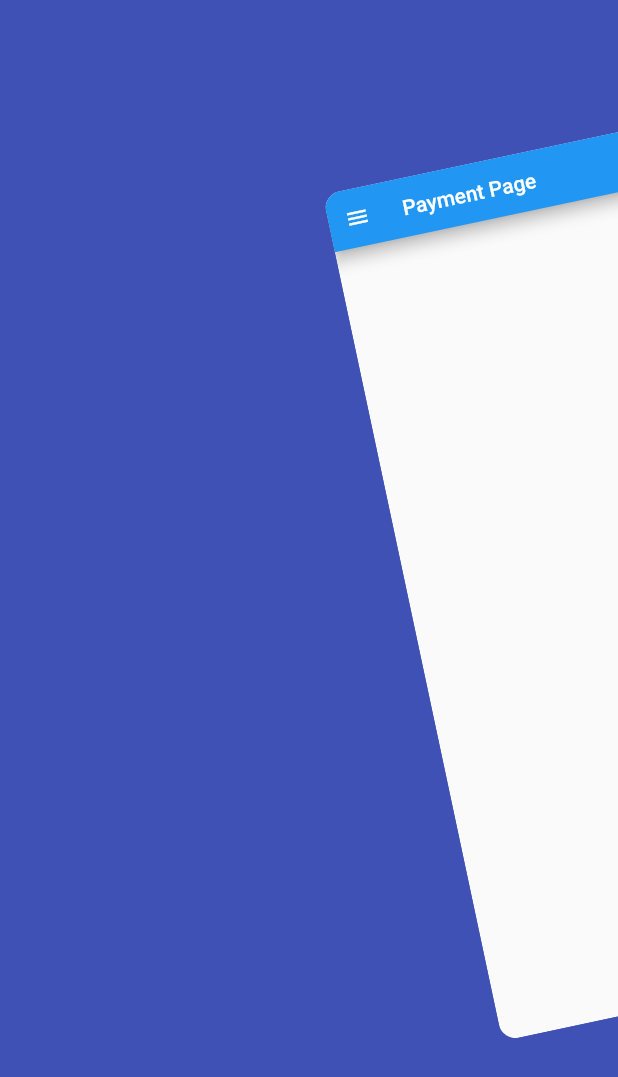
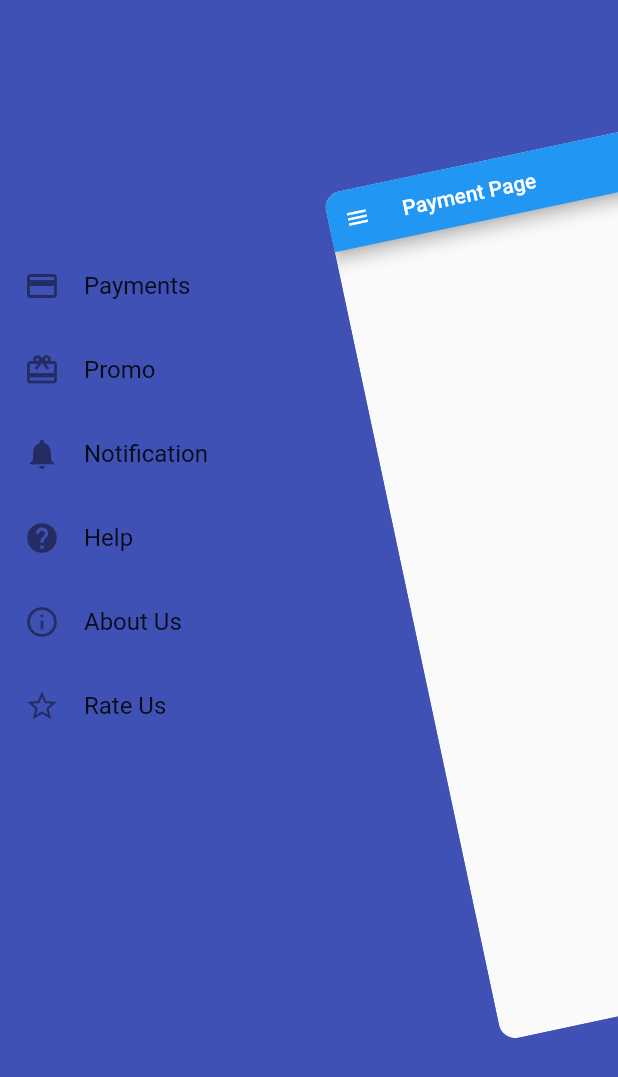
Before and after one commit to aditya263/Floating-Sidebar-Animation, a Flutter app: the screen it shows after launch, after a tap on the "menu" icon, on a phone screen of 412 x 824 dp. Shown: the top 1077 px of the screen. Run offline on Flutter 3.47's test engine with Material 2 defaults, Android fonts, the phone set to English and light mode, and no system bars; drawn by our look-alikes of flutter_zoom_drawer.

Commit message:
menu items created

```diff
--- /dev/null
+++ b/lib/ModelClass/menu_item.dart
@@ -0,0 +1,9 @@
+import 'package:flutter/cupertino.dart';
+
+class MenuItem{
+  final String title;
+  final IconData icon;
+
+  const MenuItem(this.title, this.icon);
+
+}
--- a/lib/menu_page.dart
+++ b/lib/menu_page.dart
@@ -1,8 +1,45 @@
 import 'package:flutter/material.dart';
+
+import 'ModelClass/menu_item.dart';
+
+class MenuItems {
+  static const payment = MenuItem('Payments', Icons.payment);
+  static const promos = MenuItem('Promo', Icons.card_giftcard);
+  static const notification = MenuItem('Notification', Icons.notifications);
+  static const help = MenuItem('Help', Icons.help);
+  static const aboutUs = MenuItem('About Us', Icons.info_outline);
+  static const rateUs = MenuItem('Rate Us', Icons.star_border);
+
+  static const all = <MenuItem>[
+    payment,
+    promos,
+    notification,
+    help,
+    aboutUs,
+    rateUs,
+  ];
+}
 
 class MenuPage extends StatelessWidget {
   @override
-  Widget build(BuildContext context) => const Scaffold(
+  Widget build(BuildContext context) => Scaffold(
         backgroundColor: Colors.indigo,
+        body: SafeArea(
+          child: Column(
+            crossAxisAlignment: CrossAxisAlignment.start,
+            children: [
+              Spacer(),
+              ...MenuItems.all.map(buildMenuItem).toList(),
+              Spacer(flex: 2),
+            ],
+          ),
+        ),
+      );
+
+  Widget buildMenuItem(MenuItem item) => ListTile(
+        minLeadingWidth: 20,
+        leading: Icon(item.icon),
+        title: Text(item.title),
+        onTap: () {},
       );
 }
```
